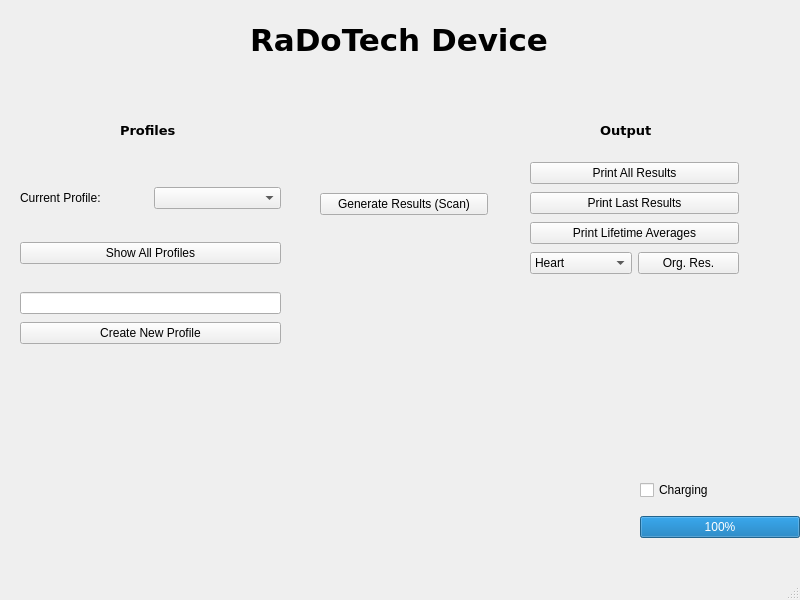
Before: the Qt Designer form mainwindow.ui in luka-weicker/3004_Final, drawn with Qt 5.
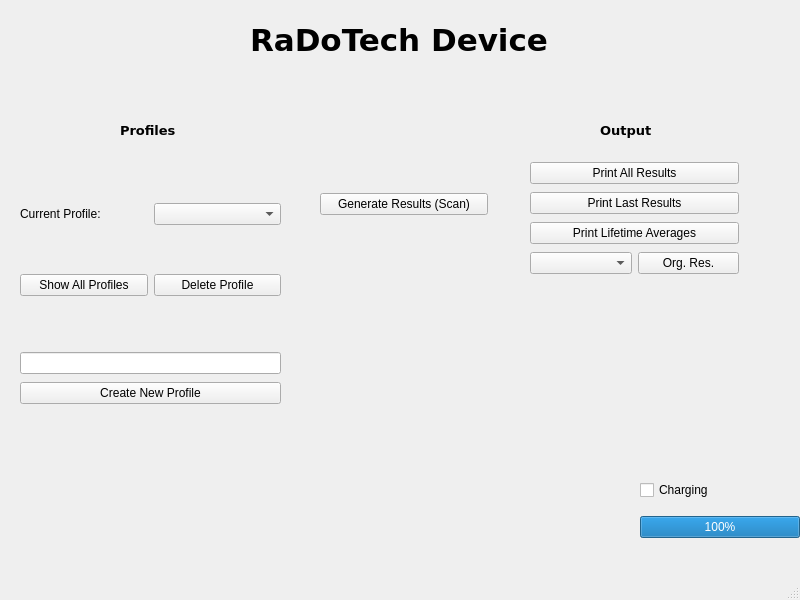
After: the same form once the commit is applied.

```diff
--- a/mainwindow.ui
+++ b/mainwindow.ui
@@ -37,7 +37,7 @@
     <property name="geometry">
      <rect>
       <x>20</x>
-      <y>290</y>
+      <y>350</y>
       <width>261</width>
       <height>58</height>
      </rect>
@@ -87,33 +87,7 @@
       </widget>
      </item>
      <item row="3" column="0">
-      <widget class="QComboBox" name="organSelect">
-       <item>
-        <property name="text">
-         <string>Heart</string>
-        </property>
-       </item>
-       <item>
-        <property name="text">
-         <string>Lungs</string>
-        </property>
-       </item>
-       <item>
-        <property name="text">
-         <string>Liver</string>
-        </property>
-       </item>
-       <item>
-        <property name="text">
-         <string>Kidney</string>
-        </property>
-       </item>
-       <item>
-        <property name="text">
-         <string>Stomach</string>
-        </property>
-       </item>
-      </widget>
+      <widget class="QComboBox" name="organSelect"/>
      </item>
      <item row="2" column="0" colspan="2">
       <widget class="QPushButton" name="printAveragesButton">
@@ -130,20 +104,10 @@
       <x>20</x>
       <y>160</y>
       <width>261</width>
-      <height>131</height>
+      <height>181</height>
      </rect>
     </property>
     <layout class="QGridLayout" name="profileSelectLayout">
-     <item row="1" column="0" colspan="2">
-      <widget class="QPushButton" name="showProfiles">
-       <property name="text">
-        <string>Show All Profiles</string>
-       </property>
-      </widget>
-     </item>
-     <item row="0" column="1">
-      <widget class="QComboBox" name="profileSelect"/>
-     </item>
      <item row="0" column="0">
       <widget class="QLabel" name="profileLabel">
        <property name="text">
@@ -151,6 +115,23 @@
        </property>
       </widget>
      </item>
+     <item row="0" column="1">
+      <widget class="QComboBox" name="profileSelect"/>
+     </item>
+     <item row="1" column="0">
+      <widget class="QPushButton" name="showProfiles">
+       <property name="text">
+        <string>Show All Profiles</string>
+       </property>
+      </widget>
+     </item>
+     <item row="1" column="1">
+      <widget class="QPushButton" name="deleteProfileButton">
+       <property name="text">
+        <string>Delete Profile</string>
+       </property>
+      </widget>
+     </item>
     </layout>
    </widget>
    <widget class="QLabel" name="title">
```
